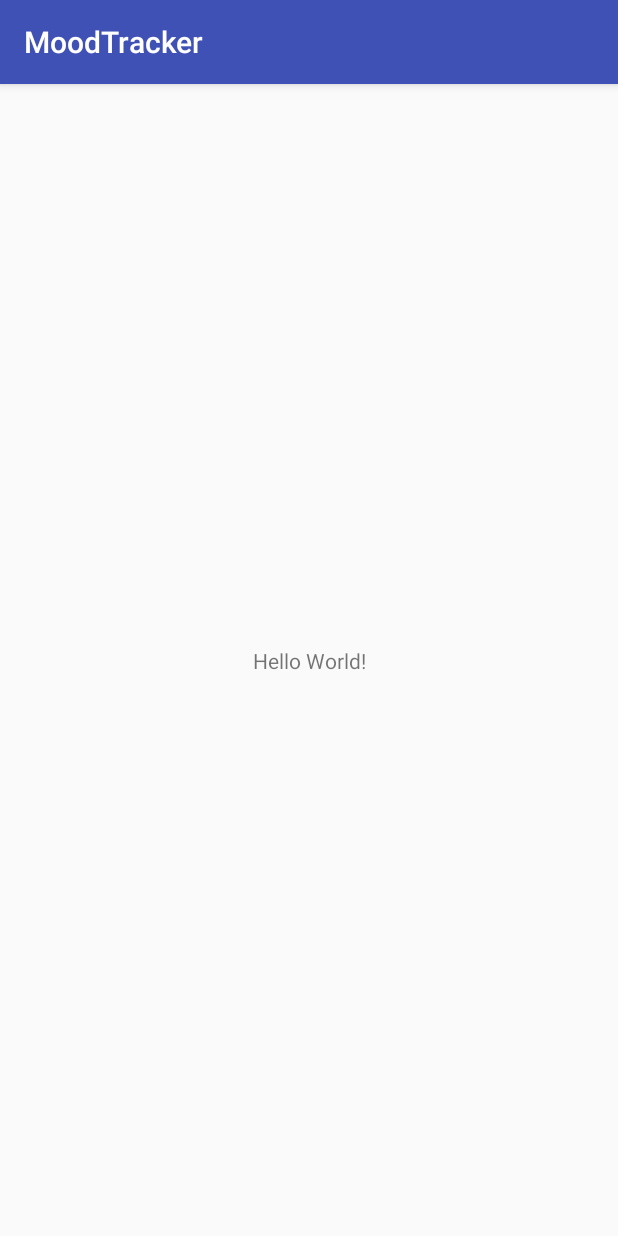
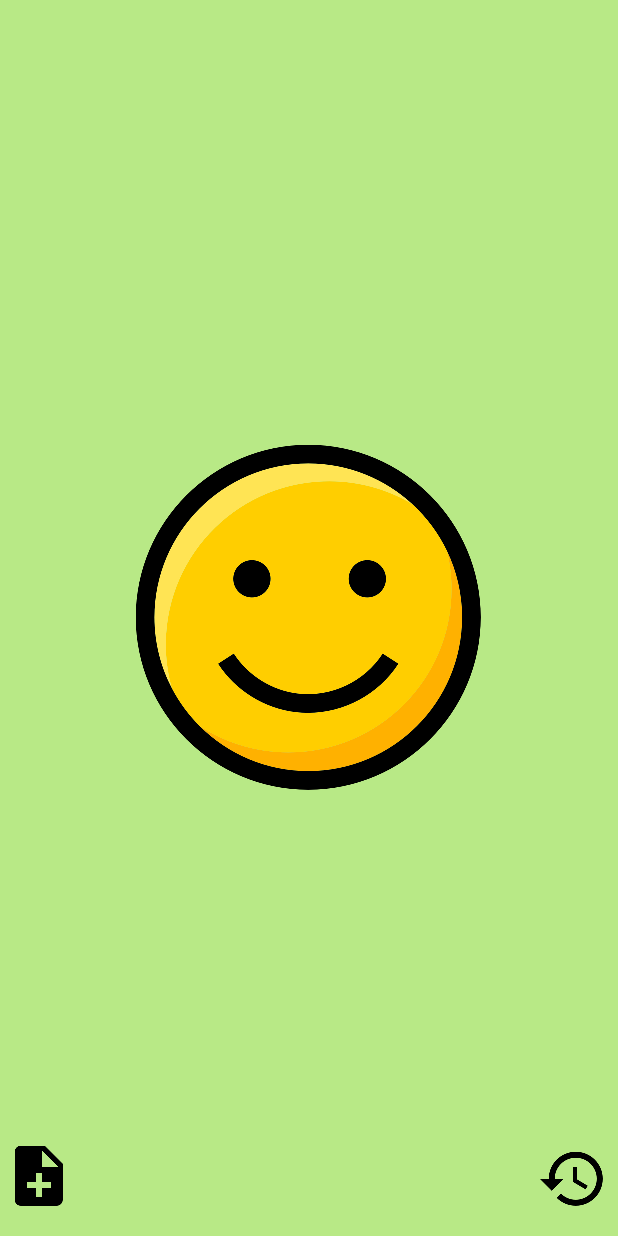
Before and after one commit to MatthieuJullien/MoodTracker, an Android app: the screen it shows after launch (MainActivity), on a phone screen of 412 x 824 dp. Run offline under Robolectric (Android 15) with nearby library versions, the phone set to English and light mode, and no system bars.

Commit message:
Adds horizontal swipe.

```diff
--- a/app/src/main/java/jullien/matthieu/moodtracker/MainActivity.java
+++ b/app/src/main/java/jullien/matthieu/moodtracker/MainActivity.java
@@ -1,13 +1,63 @@
 package jullien.matthieu.moodtracker;
 
-import android.support.v7.app.AppCompatActivity;
+import android.support.v4.app.Fragment;
+import android.support.v4.app.FragmentActivity;
+import android.support.v4.app.FragmentManager;
+import android.support.v4.app.FragmentPagerAdapter;
+import android.support.v4.view.PagerAdapter;
 import android.os.Bundle;
+import android.support.v4.view.ViewPager;
 
-public class MainActivity extends AppCompatActivity {
+import jullien.matthieu.moodtracker.View.MoodFragment;
+
+public class MainActivity extends FragmentActivity {
+    private static final int NUM_PAGES = 5;
+    private static final int HAPPY_INDEX = 3;
+
+    // The pager widget, which handles animation and allows swiping horizontally to access previous
+    // and next wizard steps.
+    private ViewPager mPager;
+
+    // The pager adapter, which provides the pages to the view pager widget.
+    private PagerAdapter mPagerAdapter;
 
     @Override
     protected void onCreate(Bundle savedInstanceState) {
         super.onCreate(savedInstanceState);
         setContentView(R.layout.activity_main);
+
+        // Instantiate a ViewPager and a PagerAdapter.
+        mPager = findViewById(R.id.pager);
+        mPagerAdapter = new MoodPagerAdapter(getSupportFragmentManager());
+        mPager.setAdapter(mPagerAdapter);
+        mPager.setCurrentItem(HAPPY_INDEX);
+    }
+
+    @Override
+    public void onBackPressed() {
+        if (mPager.getCurrentItem() == 0) {
+            // If the user is currently looking at the first step, allow the system to handle the
+            // Back button. This calls finish() on this activity and pops the back stack.
+            super.onBackPressed();
+        } else {
+            // Otherwise, select the previous step.
+            mPager.setCurrentItem(mPager.getCurrentItem() - 1);
+        }
+    }
+
+    private class MoodPagerAdapter extends FragmentPagerAdapter {
+        private MoodPagerAdapter(FragmentManager fm) {
+            super(fm);
+        }
+
+        @Override
+        public Fragment getItem(int position) {
+            return MoodFragment.newInstance(position);
+        }
+
+        @Override
+        public int getCount() {
+            return NUM_PAGES;
+        }
     }
 }
--- /dev/null
+++ b/app/src/main/java/jullien/matthieu/moodtracker/View/MoodFragment.java
@@ -0,0 +1,69 @@
+package jullien.matthieu.moodtracker.View;
+
+import android.os.Bundle;
+import android.support.v4.app.Fragment;
+import android.view.LayoutInflater;
+import android.view.View;
+import android.view.ViewGroup;
+import android.widget.ImageView;
+
+import jullien.matthieu.moodtracker.R;
+
+/**
+ * This class represent a mood on screen.
+ */
+public class MoodFragment extends Fragment {
+    private int mMoodIndex;
+    private ViewGroup rootView;
+    private ImageView mImageNote;
+    private ImageView mImageHistory;
+    private String mNote = "";
+
+
+    //newInstance constructor for creating fragment with arguments
+    public static MoodFragment newInstance(int moodIndex) {
+        MoodFragment newFragment = new MoodFragment();
+        Bundle args = new Bundle();
+        args.putInt("moodIndex", moodIndex);
+        newFragment.setArguments(args);
+        return newFragment;
+    }
+
+    // Store instance variables based on arguments passed
+    @Override
+    public void onCreate(Bundle savedInstanceState) {
+        super.onCreate(savedInstanceState);
+
+        mMoodIndex = getArguments().getInt("moodIndex", 0);
+    }
+
+    // Return the rootView associated with the current mood.
+    @Override
+    public View onCreateView(LayoutInflater inflater, ViewGroup container, Bundle savedInstanceState) {
+        int layoutId;
+        switch (mMoodIndex) {
+            case 0:
+                layoutId = R.layout.fragment_mood_sad;
+                break;
+            case 1:
+                layoutId = R.layout.fragment_mood_disappointed;
+                break;
+            case 2:
+                layoutId = R.layout.fragment_mood_normal;
+                break;
+            case 3:
+                layoutId = R.layout.fragment_mood_happy;
+                break;
+            case 4:
+                layoutId = R.layout.fragment_mood_super_happy;
+                break;
+            default:
+                layoutId = R.layout.fragment_mood_happy;
+                break;
+        }
+        rootView = (ViewGroup) inflater.inflate(layoutId, container, false);
+        //TODO Get the clicks on buttons
+        return rootView;
+
+    }
+}
--- a/app/src/main/res/layout/activity_main.xml
+++ b/app/src/main/res/layout/activity_main.xml
@@ -1,19 +1,6 @@
 <?xml version="1.0" encoding="utf-8"?>
-<android.support.constraint.ConstraintLayout
+<android.support.v4.view.ViewPager
     xmlns:android="http://schemas.android.com/apk/res/android"
-    xmlns:app="http://schemas.android.com/apk/res-auto"
-    xmlns:tools="http://schemas.android.com/tools"
+    android:id="@+id/pager"
     android:layout_width="match_parent"
-    android:layout_height="match_parent"
-    tools:context="jullien.matthieu.moodtracker.MainActivity">
-
-    <TextView
-        android:layout_width="wrap_content"
-        android:layout_height="wrap_content"
-        android:text="Hello World!"
-        app:layout_constraintBottom_toBottomOf="parent"
-        app:layout_constraintLeft_toLeftOf="parent"
-        app:layout_constraintRight_toRightOf="parent"
-        app:layout_constraintTop_toTopOf="parent"/>
-
-</android.support.constraint.ConstraintLayout>
+    android:layout_height="match_parent" />
```
